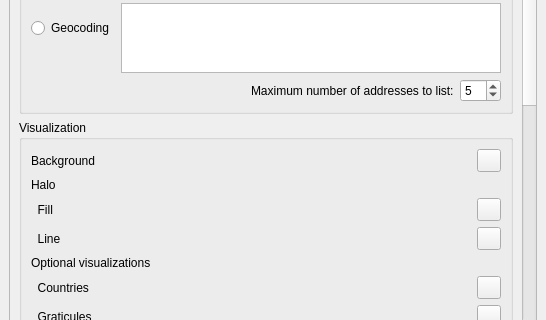
Old version of the form GlobeBuilder/resources/ui/globe_builder_dockwidget_base.ui in the repository majaes/Map2Globe; both pictures show x 0 to 546 and y 397 to 717 of the 546 by 888 pixel window.
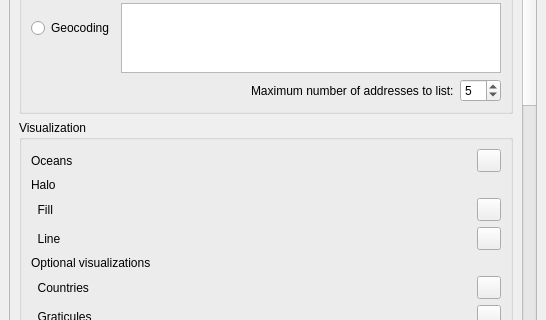
New version of the form. Custom widgets are drawn as their Qt base class.

Commit message: Replace the Background colour by an Oceans layer (default #a6cee3), leave the QGIS canvas colour alone (v0.7.4)

Patch:
```diff
--- a/GlobeBuilder/resources/ui/globe_builder_dockwidget_base.ui
+++ b/GlobeBuilder/resources/ui/globe_builder_dockwidget_base.ui
@@ -436,7 +436,7 @@
                    <item row="0" column="0">
                     <widget class="QLabel" name="label_6">
                      <property name="text">
-                      <string>Background</string>
+                      <string>Oceans</string>
                      </property>
                     </widget>
                    </item>
```
Left out of the diff: 2 changed lines with no effect on the pictures. The commit also changes 8 other files.
